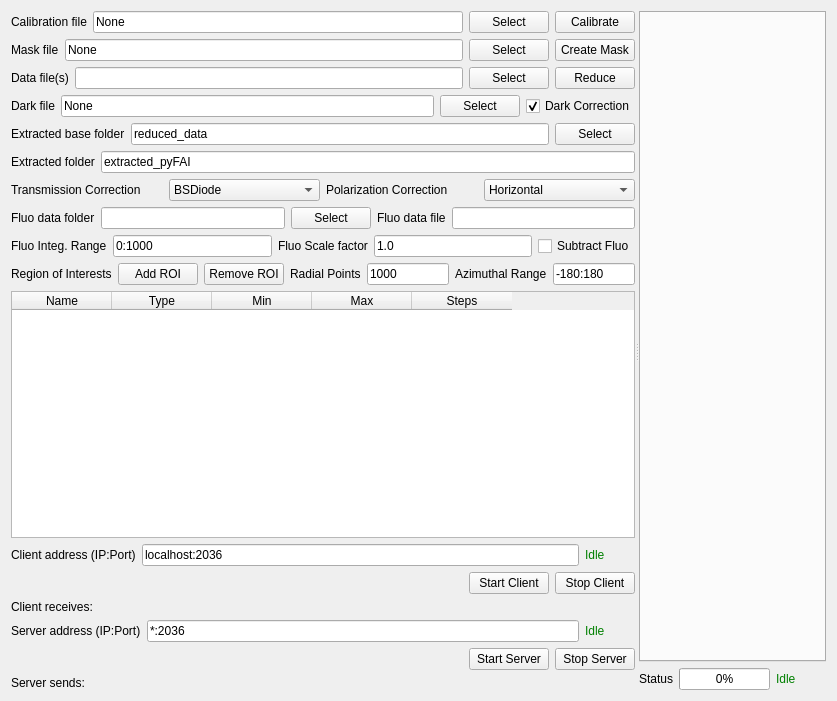
Old version of the form UI_Forms/Data_Reduction_Client.ui in the repository chemmatcars/XAnoS.
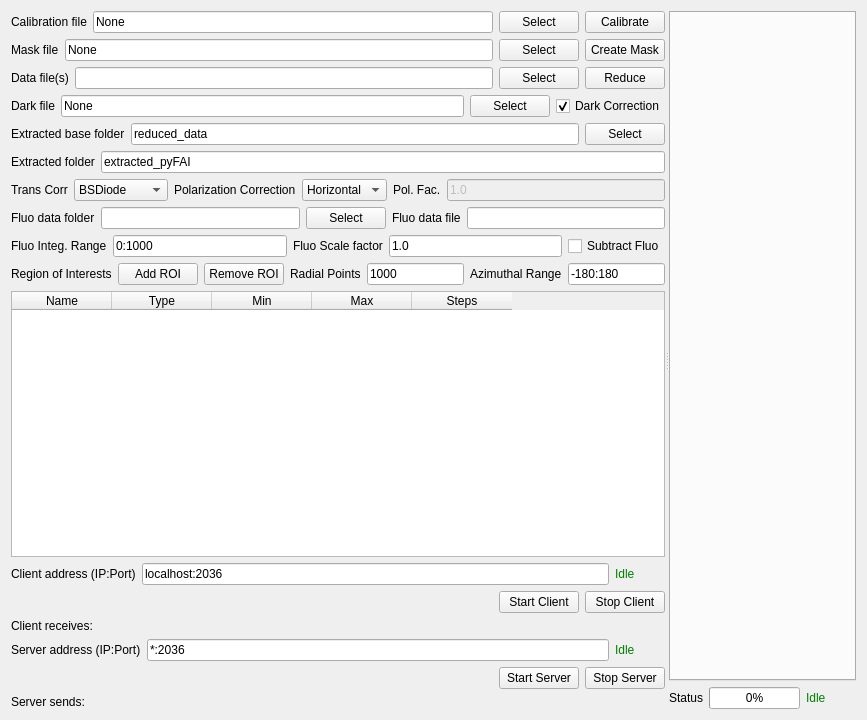
New version of the form.

Patch:
```diff
--- a/UI_Forms/Data_Reduction_Client.ui
+++ b/UI_Forms/Data_Reduction_Client.ui
@@ -6,8 +6,8 @@
    <rect>
     <x>0</x>
     <y>0</y>
-    <width>837</width>
-    <height>701</height>
+    <width>867</width>
+    <height>720</height>
    </rect>
   </property>
   <property name="windowTitle">
@@ -196,7 +196,7 @@
          <item>
           <widget class="QLabel" name="transCorrLabel">
            <property name="text">
-            <string>Transmission Correction</string>
+            <string>Trans Corr</string>
            </property>
           </widget>
          </item>
@@ -260,6 +260,23 @@
            </item>
           </widget>
          </item>
+         <item>
+          <widget class="QLabel" name="polFacLabel">
+           <property name="text">
+            <string>Pol. Fac.</string>
+           </property>
+          </widget>
+         </item>
+         <item>
+          <widget class="QLineEdit" name="polFacLineEdit">
+           <property name="enabled">
+            <bool>false</bool>
+           </property>
+           <property name="text">
+            <string>1.0</string>
+           </property>
+          </widget>
+         </item>
         </layout>
        </item>
        <item>
```
Left out of the diff: 5 changed lines with no effect on the pictures.
